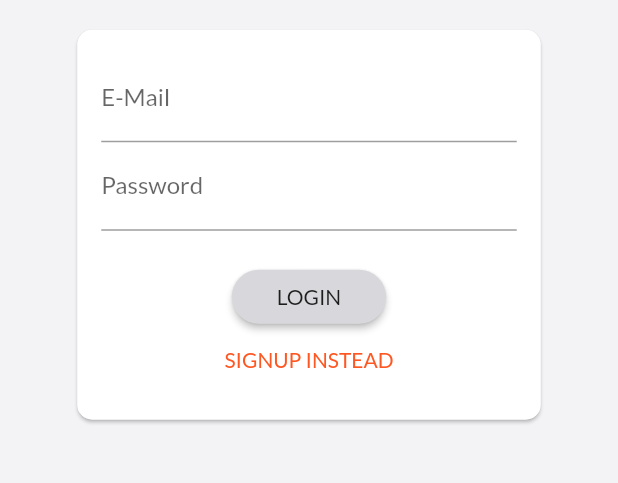
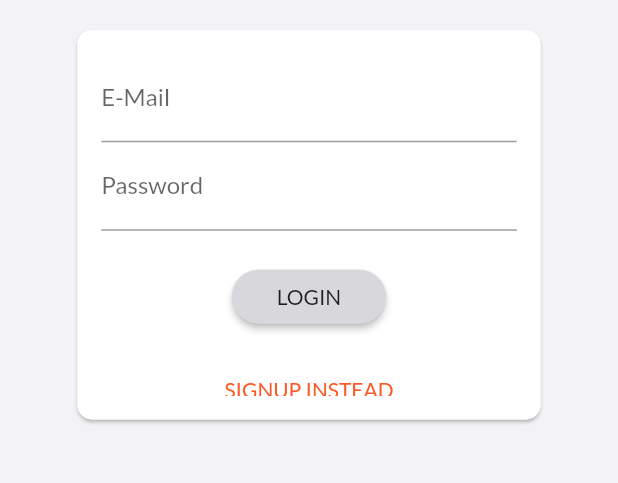
Before and after one commit to laila-nabil/Flutter-Shop-App, a Flutter app: the screen it shows after launch, on a phone screen of 412 x 824 dp, the part 472-955 px from its top. Run offline on Flutter 3.47's test engine with Material 2 defaults, Android fonts, the phone set to English and light mode, and no system bars; our stand-ins replace auto_size_text, flutter_dotenv, shared_preferences.

Commit message:
fixed second button at auth_screen.dart

```diff
--- a/lib/screens/auth_screen.dart
+++ b/lib/screens/auth_screen.dart
@@ -188,6 +188,7 @@ class _AuthCardState extends State<AuthCard>
           key: _formKey,
           child: SingleChildScrollView(
             child: Column(
+              mainAxisAlignment: MainAxisAlignment.spaceEvenly,
               children: <Widget>[
                 TextFormField(
                   decoration: InputDecoration(labelText: 'E-Mail'),
@@ -260,6 +261,9 @@ class _AuthCardState extends State<AuthCard>
                     color: Theme.of(context).primaryColor,
                     textColor: Theme.of(context).primaryTextTheme.button.color,
                   ),
+                SizedBox(
+                  height: 20,
+                ),
                   FlatButton(
                     child: Text(
                         '${_authMode == AuthMode.Login ? 'SIGNUP' : 'LOGIN'} INSTEAD'),
```
Lines whose indentation alone changed are shown as unchanged.
